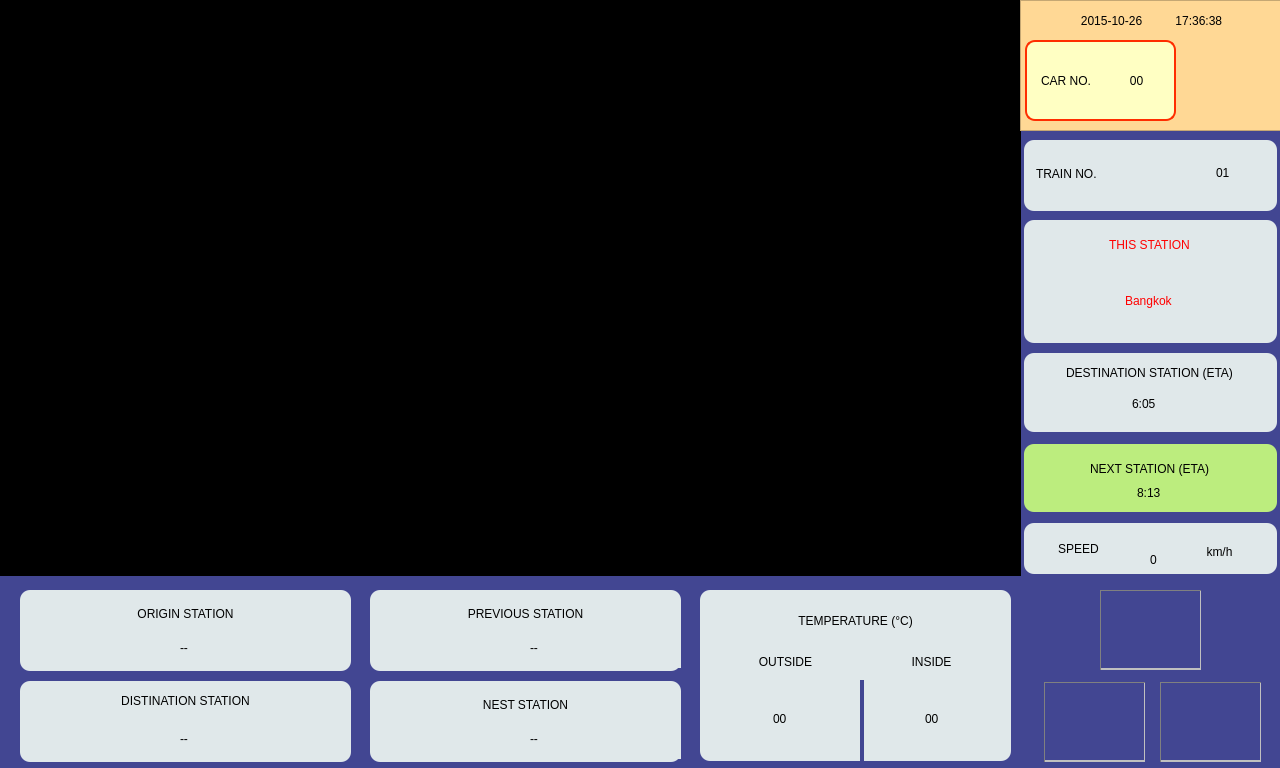
Before: the Qt Designer form CQplayerGUI.ui in zhangxuran11/VideoSubServer, drawn with Qt 5.
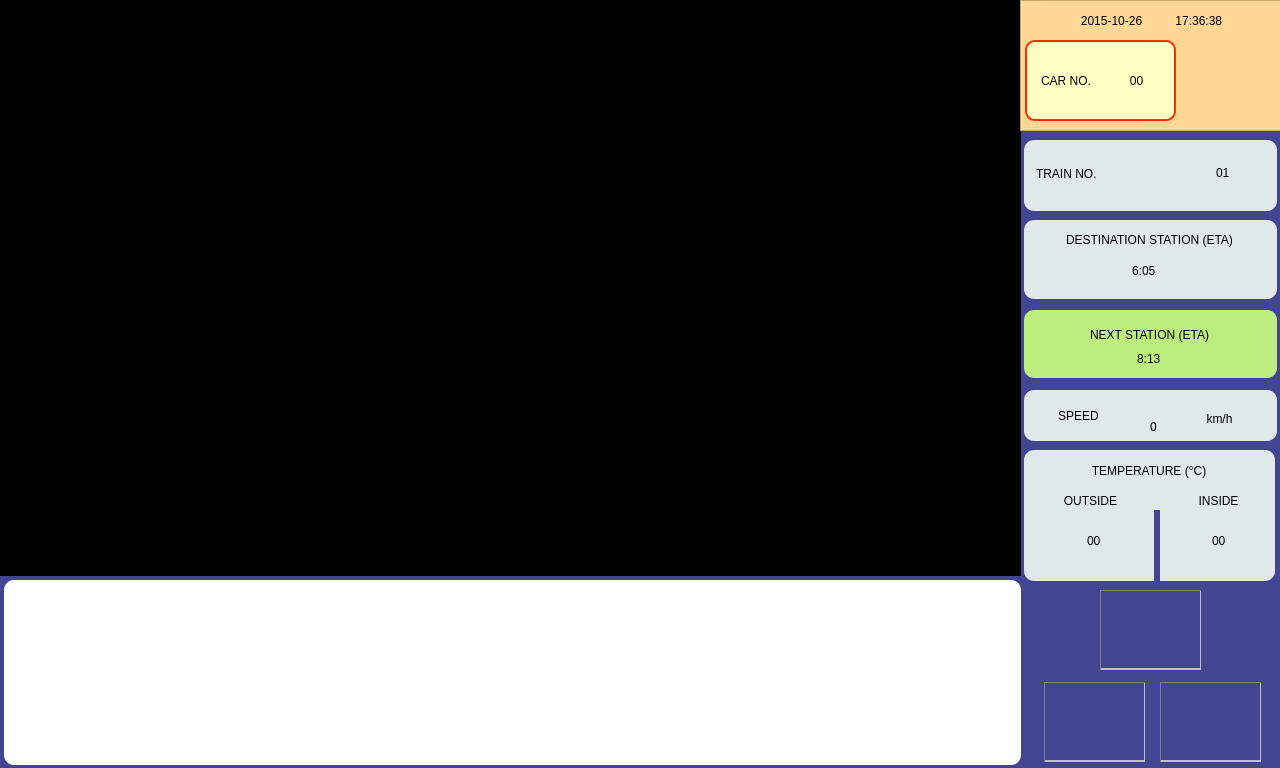
After: the same form once the commit is applied. Icons and pictures are not drawn.

What changed in the file:
```diff
--- a/CQplayerGUI.ui
+++ b/CQplayerGUI.ui
@@ -342,7 +342,7 @@
    <property name="geometry">
     <rect>
      <x>1024</x>
-     <y>353</y>
+     <y>220</y>
      <width>253</width>
      <height>79</height>
     </rect>
@@ -438,7 +438,7 @@
    <property name="geometry">
     <rect>
      <x>1024</x>
-     <y>444</y>
+     <y>310</y>
      <width>253</width>
      <height>68</height>
     </rect>
@@ -529,111 +529,11 @@
     </property>
    </widget>
   </widget>
-  <widget class="QFrame" name="frame_4">
-   <property name="geometry">
-    <rect>
-     <x>1024</x>
-     <y>220</y>
-     <width>253</width>
-     <height>123</height>
-    </rect>
-   </property>
-   <property name="styleSheet">
-    <string notr="true">background-color: rgb(255, 255, 195);
-border: 0px solid  ;
-background-color: rgb(224, 232, 234);
-border-radius:10px;
-font:  bold 14pt &quot;Ubuntu&quot;;
-border-color: rgb(255, 45, 0);</string>
-   </property>
-   <property name="frameShape">
-    <enum>QFrame::StyledPanel</enum>
-   </property>
-   <property name="frameShadow">
-    <enum>QFrame::Raised</enum>
-   </property>
-   <widget class="QLineEdit" name="_curStationLabel">
-    <property name="geometry">
-     <rect>
-      <x>10</x>
-      <y>4</y>
-      <width>233</width>
-      <height>41</height>
-     </rect>
-    </property>
-    <property name="mouseTracking">
-     <bool>false</bool>
-    </property>
-    <property name="focusPolicy">
-     <enum>Qt::NoFocus</enum>
-    </property>
-    <property name="acceptDrops">
-     <bool>false</bool>
-    </property>
-    <property name="styleSheet">
-     <string notr="true">background-color: rgb(224, 232, 234);
-border-top: 0px inset gray ;
-color: rgb(255, 1, 1);
-font:   14pt &quot;Ubuntu&quot;;
-
-
-
-</string>
-    </property>
-    <property name="text">
-     <string>THIS STATION</string>
-    </property>
-    <property name="alignment">
-     <set>Qt::AlignCenter</set>
-    </property>
-    <property name="readOnly">
-     <bool>true</bool>
-    </property>
-   </widget>
-   <widget class="QLineEdit" name="curStationLabel">
-    <property name="geometry">
-     <rect>
-      <x>6</x>
-      <y>44</y>
-      <width>240</width>
-      <height>74</height>
-     </rect>
-    </property>
-    <property name="mouseTracking">
-     <bool>false</bool>
-    </property>
-    <property name="focusPolicy">
-     <enum>Qt::NoFocus</enum>
-    </property>
-    <property name="acceptDrops">
-     <bool>false</bool>
-    </property>
-    <property name="styleSheet">
-     <string notr="true">background-color: rgb(224, 232, 234);
-border: 0px   ;
-color: rgb(255, 1, 1);
-
-font:  bold 14pt &quot;Ubuntu&quot;;</string>
-    </property>
-    <property name="text">
-     <string>Bangkok</string>
-    </property>
-    <property name="alignment">
-     <set>Qt::AlignCenter</set>
-    </property>
-    <property name="dragEnabled">
-     <bool>true</bool>
-    </property>
-    <property name="readOnly">
-     <bool>true</bool>
-    </property>
-   </widget>
-  </widget>
   <widget class="QFrame" name="frame_7">
    <property name="geometry">
     <rect>
      <x>1024</x>
-     <y>523</y>
+     <y>390</y>
      <width>253</width>
      <height>51</height>
     </rect>
@@ -747,10 +647,10 @@
   <widget class="QFrame" name="frame_8">
    <property name="geometry">
     <rect>
-     <x>700</x>
-     <y>590</y>
-     <width>311</width>
-     <height>171</height>
+     <x>1024</x>
+     <y>450</y>
+     <width>251</width>
+     <height>131</height>
     </rect>
    </property>
    <property name="styleSheet">
@@ -770,10 +670,10 @@
    <widget class="QWidget" name="widget_2" native="true">
     <property name="geometry">
      <rect>
-      <x>160</x>
-      <y>90</y>
-      <width>4</width>
-      <height>81</height>
+      <x>130</x>
+      <y>60</y>
+      <width>6</width>
+      <height>71</height>
      </rect>
     </property>
     <property name="styleSheet">
@@ -784,10 +684,10 @@
    <widget class="QLabel" name="_TempLabel">
     <property name="geometry">
      <rect>
-      <x>5</x>
+      <x>10</x>
       <y>10</y>
-      <width>301</width>
-      <height>41</height>
+      <width>230</width>
+      <height>21</height>
      </rect>
     </property>
     <property name="styleSheet">
@@ -805,8 +705,8 @@
    <widget class="QLineEdit" name="outTempLabel">
     <property name="geometry">
      <rect>
-      <x>40</x>
-      <y>108</y>
+      <x>30</x>
+      <y>70</y>
       <width>81</width>
       <height>41</height>
      </rect>
@@ -833,10 +733,10 @@
    <widget class="QLabel" name="_outTempLabel">
     <property name="geometry">
      <rect>
-      <x>10</x>
-      <y>56</y>
-      <width>151</width>
-      <height>31</height>
+      <x>6</x>
+      <y>40</y>
+      <width>121</width>
+      <height>21</height>
      </rect>
     </property>
     <property name="styleSheet">
@@ -854,9 +754,9 @@
    <widget class="QLineEdit" name="innerTempLabel">
     <property name="geometry">
      <rect>
-      <x>192</x>
-      <y>108</y>
-      <width>81</width>
+      <x>168</x>
+      <y>70</y>
+      <width>55</width>
       <height>41</height>
      </rect>
     </property>
@@ -882,10 +782,10 @@
    <widget class="QLabel" name="_innerTempLabel">
     <property name="geometry">
      <rect>
-      <x>171</x>
-      <y>56</y>
-      <width>121</width>
-      <height>31</height>
+      <x>144</x>
+      <y>40</y>
+      <width>101</width>
+      <height>21</height>
      </rect>
     </property>
     <property name="styleSheet">
@@ -901,307 +801,6 @@
     </property>
    </widget>
   </widget>
-  <widget class="QFrame" name="frame_12">
-   <property name="geometry">
-    <rect>
-     <x>20</x>
-     <y>590</y>
-     <width>331</width>
-     <height>81</height>
-    </rect>
-   </property>
-   <property name="styleSheet">
-    <string notr="true">background-color: rgb(255, 255, 195);
-border: 0px solid  ;
-background-color: rgb(224, 232, 234);
-border-radius:10px;
-font:  bold 14pt &quot;Ubuntu&quot;;
-border-color: rgb(255, 45, 0);</string>
-   </property>
-   <property name="frameShape">
-    <enum>QFrame::StyledPanel</enum>
-   </property>
-   <property name="frameShadow">
-    <enum>QFrame::Raised</enum>
-   </property>
-   <widget class="QLabel" name="_startStaionLabel">
-    <property name="geometry">
-     <rect>
-      <x>10</x>
-      <y>8</y>
-      <width>311</width>
-      <height>31</height>
-     </rect>
-    </property>
-    <property name="styleSheet">
-     <string notr="true">background-color: rgb(224, 232, 234);
-border: 0px   ;
-font:   14pt &quot;Ubuntu&quot;;</string>
-    </property>
-    <property name="text">
-     <string>ORIGIN STATION</string>
-    </property>
-    <property name="alignment">
-     <set>Qt::AlignCenter</set>
-    </property>
-   </widget>
-   <widget class="QLineEdit" name="startStaionLabel">
-    <property name="geometry">
-     <rect>
-      <x>6</x>
-      <y>38</y>
-      <width>318</width>
-      <height>40</height>
-     </rect>
-    </property>
-    <property name="focusPolicy">
-     <enum>Qt::NoFocus</enum>
-    </property>
-    <property name="styleSheet">
-     <string notr="true">background-color: rgb(224, 232, 234);
-border: 0Px inset gray ;
-font:  bold 14pt &quot;Ubuntu&quot;;</string>
-    </property>
-    <property name="text">
-     <string>--</string>
-    </property>
-    <property name="alignment">
-     <set>Qt::AlignCenter</set>
-    </property>
-    <property name="dragEnabled">
-     <bool>true</bool>
-    </property>
-    <property name="readOnly">
-     <bool>true</bool>
-    </property>
-   </widget>
-  </widget>
-  <widget class="QFrame" name="frame_11">
-   <property name="geometry">
-    <rect>
-     <x>20</x>
-     <y>681</y>
-     <width>331</width>
-     <height>81</height>
-    </rect>
-   </property>
-   <property name="styleSheet">
-    <string notr="true">background-color: rgb(255, 255, 195);
-border: 0px solid  ;
-background-color: rgb(224, 232, 234);
-border-radius:10px;
-font:  bold 14pt &quot;Ubuntu&quot;;
-border-color: rgb(255, 45, 0);</string>
-   </property>
-   <property name="frameShape">
-    <enum>QFrame::StyledPanel</enum>
-   </property>
-   <property name="frameShadow">
-    <enum>QFrame::Raised</enum>
-   </property>
-   <widget class="QLineEdit" name="endStationLabel">
-    <property name="geometry">
-     <rect>
-      <x>6</x>
-      <y>38</y>
-      <width>318</width>
-      <height>40</height>
-     </rect>
-    </property>
-    <property name="focusPolicy">
-     <enum>Qt::NoFocus</enum>
-    </property>
-    <property name="styleSheet">
-     <string notr="true">background-color: rgb(224, 232, 234);
-border: 0px inset gray ;
-font:  bold 14pt &quot;Ubuntu&quot;;
-</string>
-    </property>
-    <property name="text">
-     <string>--</string>
-    </property>
-    <property name="alignment">
-     <set>Qt::AlignCenter</set>
-    </property>
-    <property name="dragEnabled">
-     <bool>true</bool>
-    </property>
-    <property name="readOnly">
-     <bool>true</bool>
-    </property>
-   </widget>
-   <widget class="QLabel" name="_endStationLabel">
-    <property name="geometry">
-     <rect>
-      <x>10</x>
-      <y>4</y>
-      <width>311</width>
-      <height>31</height>
-     </rect>
-    </property>
-    <property name="styleSheet">
-     <string notr="true">background-color: rgb(224, 232, 234);
-border: 0px   ;
-font:   14pt &quot;Ubuntu&quot;;</string>
-    </property>
-    <property name="text">
-     <string>DISTINATION STATION</string>
-    </property>
-    <property name="alignment">
-     <set>Qt::AlignCenter</set>
-    </property>
-   </widget>
-  </widget>
-  <widget class="QFrame" name="frame_9">
-   <property name="geometry">
-    <rect>
-     <x>370</x>
-     <y>681</y>
-     <width>311</width>
-     <height>81</height>
-    </rect>
-   </property>
-   <property name="styleSheet">
-    <string notr="true">background-color: rgb(255, 255, 195);
-border: 0px solid  ;
-background-color: rgb(224, 232, 234);
-border-radius:10px;
-font:  bold 14pt &quot;Ubuntu&quot;;
-border-color: rgb(255, 45, 0);</string>
-   </property>
-   <property name="frameShape">
-    <enum>QFrame::StyledPanel</enum>
-   </property>
-   <property name="frameShadow">
-    <enum>QFrame::Raised</enum>
-   </property>
-   <widget class="QLabel" name="_nextStationLabel">
-    <property name="geometry">
-     <rect>
-      <x>10</x>
-      <y>8</y>
-      <width>291</width>
-      <height>31</height>
-     </rect>
-    </property>
-    <property name="styleSheet">
-     <string notr="true">background-color: rgb(224, 232, 234);
-border: 0px   ;
-font:   14pt &quot;Ubuntu&quot;;</string>
-    </property>
-    <property name="text">
-     <string>NEST STATION</string>
-    </property>
-    <property name="alignment">
-     <set>Qt::AlignCenter</set>
-    </property>
-   </widget>
-   <widget class="QLineEdit" name="nextStationLabel">
-    <property name="geometry">
-     <rect>
-      <x>6</x>
-      <y>38</y>
-      <width>318</width>
-      <height>40</height>
-     </rect>
-    </property>
-    <property name="focusPolicy">
-     <enum>Qt::NoFocus</enum>
-    </property>
-    <property name="styleSheet">
-     <string notr="true">background-color: rgb(224, 232, 234);
-border: 0px   ;
-font:  bold 14pt &quot;Ubuntu&quot;;</string>
-    </property>
-    <property name="text">
-     <string>--</string>
-    </property>
-    <property name="alignment">
-     <set>Qt::AlignCenter</set>
-    </property>
-    <property name="dragEnabled">
-     <bool>true</bool>
-    </property>
-    <property name="readOnly">
-     <bool>true</bool>
-    </property>
-   </widget>
-  </widget>
-  <widget class="QFrame" name="frame_10">
-   <property name="geometry">
-    <rect>
-     <x>370</x>
-     <y>590</y>
-     <width>311</width>
-     <height>81</height>
-    </rect>
-   </property>
-   <property name="styleSheet">
-    <string notr="true">background-color: rgb(255, 255, 195);
-border: 0px solid  ;
-background-color: rgb(224, 232, 234);
-border-radius:10px;
-font:  bold 14pt &quot;Ubuntu&quot;;
-border-color: rgb(255, 45, 0);</string>
-   </property>
-   <property name="frameShape">
-    <enum>QFrame::StyledPanel</enum>
-   </property>
-   <property name="frameShadow">
-    <enum>QFrame::Raised</enum>
-   </property>
-   <widget class="QLabel" name="_preStationLabel">
-    <property name="geometry">
-     <rect>
-      <x>10</x>
-      <y>8</y>
-      <width>291</width>
-      <height>31</height>
-     </rect>
-    </property>
-    <property name="styleSheet">
-     <string notr="true">background-color: rgb(224, 232, 234);
-border: 0px   ;
-font:   14pt &quot;Ubuntu&quot;;</string>
-    </property>
-    <property name="text">
-     <string>PREVIOUS STATION</string>
-    </property>
-    <property name="alignment">
-     <set>Qt::AlignCenter</set>
-    </property>
-   </widget>
-   <widget class="QLineEdit" name="preStationLabel">
-    <property name="geometry">
-     <rect>
-      <x>6</x>
-      <y>38</y>
-      <width>318</width>
-      <height>40</height>
-     </rect>
-    </property>
-    <property name="focusPolicy">
-     <enum>Qt::NoFocus</enum>
-    </property>
-    <property name="styleSheet">
-     <string notr="true">background-color: rgb(224, 232, 234);
-border: 0px   ;
-font:  bold 14pt &quot;Ubuntu&quot;;</string>
-    </property>
-    <property name="text">
-     <string>--</string>
-    </property>
-    <property name="alignment">
-     <set>Qt::AlignCenter</set>
-    </property>
-    <property name="dragEnabled">
-     <bool>true</bool>
-    </property>
-    <property name="readOnly">
-     <bool>true</bool>
-    </property>
-   </widget>
-  </widget>
   <widget class="QLabel" name="wcStateLabel1">
    <property name="geometry">
     <rect>
@@ -1281,25 +880,71 @@
     <string/>
    </property>
   </widget>
-  <zorder>frameMovie</zorder>
-  <zorder>carIDLabel_3</zorder>
-  <zorder>label_14</zorder>
-  <zorder>curStationLabel_2</zorder>
-  <zorder>label_10</zorder>
-  <zorder>frame_2</zorder>
-  <zorder>frame_3</zorder>
-  <zorder>frame_5</zorder>
-  <zorder>frame_6</zorder>
-  <zorder>frame_4</zorder>
-  <zorder>frame_7</zorder>
-  <zorder>frame_8</zorder>
-  <zorder>frame_12</zorder>
-  <zorder>frame_11</zorder>
-  <zorder>frame_9</zorder>
-  <zorder>frame_10</zorder>
-  <zorder>wcStateLabel2</zorder>
-  <zorder>wcStateLabel3</zorder>
-  <zorder>wcStateLabel1</zorder>
+  <widget class="QFrame" name="frame_9">
+   <property name="geometry">
+    <rect>
+     <x>4</x>
+     <y>580</y>
+     <width>1017</width>
+     <height>185</height>
+    </rect>
+   </property>
+   <property name="styleSheet">
+    <string notr="true">background-color: rgb(255, 255, 255);
+border: 0px solid  ;
+border-radius:10px;
+font:  bold 14pt &quot;Ubuntu&quot;;
+border-color: rgb(255, 45, 0);</string>
+   </property>
+   <property name="frameShape">
+    <enum>QFrame::StyledPanel</enum>
+   </property>
+   <property name="frameShadow">
+    <enum>QFrame::Raised</enum>
+   </property>
+   <widget class="QGraphicsView" name="graphicsView">
+    <property name="geometry">
+     <rect>
+      <x>4</x>
+      <y>10</y>
+      <width>1009</width>
+      <height>119</height>
+     </rect>
+    </property>
+    <property name="styleSheet">
+     <string notr="true">background-color: rgb(255, 255, 255);</string>
+    </property>
+    <property name="verticalScrollBarPolicy">
+     <enum>Qt::ScrollBarAlwaysOff</enum>
+    </property>
+    <property name="horizontalScrollBarPolicy">
+     <enum>Qt::ScrollBarAlwaysOff</enum>
+    </property>
+   </widget>
+   <widget class="QLabel" name="bottom">
+    <property name="geometry">
+     <rect>
+      <x>4</x>
+      <y>125</y>
+      <width>1009</width>
+      <height>54</height>
+     </rect>
+    </property>
+    <property name="minimumSize">
+     <size>
+      <width>0</width>
+      <height>0</height>
+     </size>
+    </property>
+    <property name="styleSheet">
+     <string notr="true">border-radius:0px;
+border-image: url(:/images/bottom.png);</string>
+    </property>
+    <property name="text">
+     <string/>
+    </property>
+   </widget>
+  </widget>
  </widget>
  <layoutdefault spacing="6" margin="11"/>
  <resources/>
```
Left out of the diff: 34 changed lines with no effect on the pictures.
